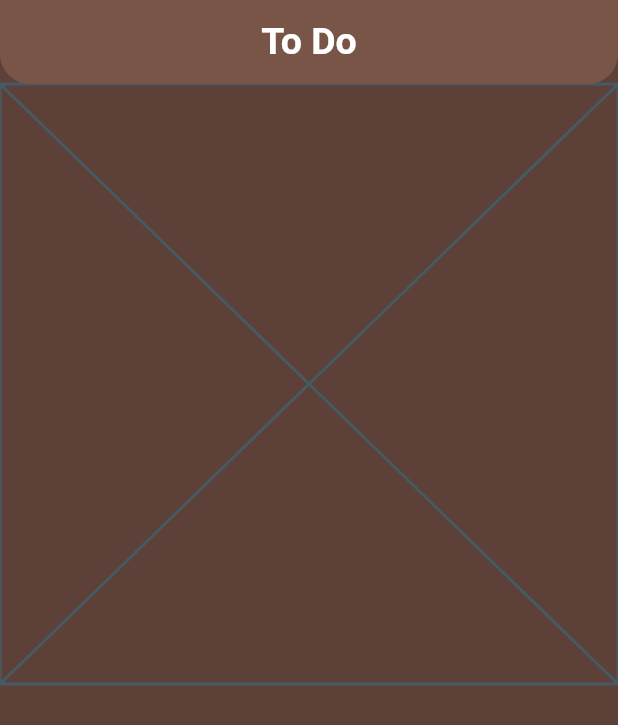
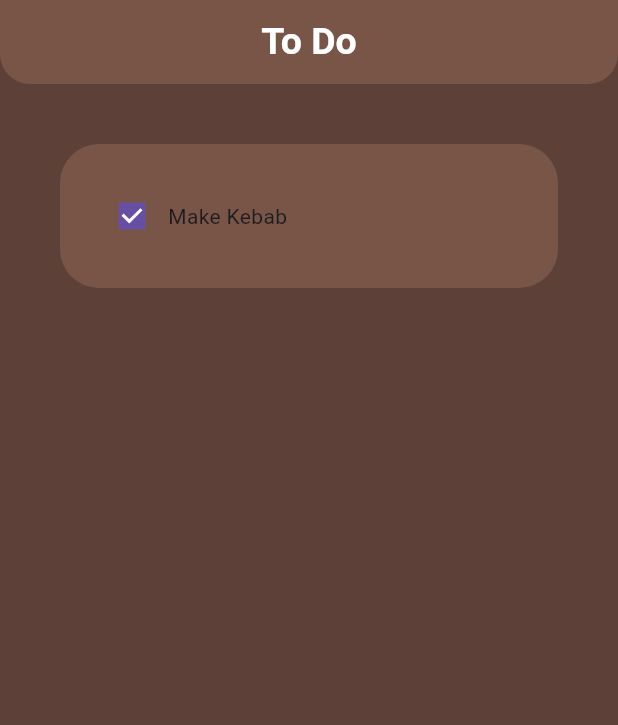
Before and after one commit to selimsshady0/todo, a Flutter app: the screen it shows after launch, on a phone screen of 412 x 824 dp. Shown: the top 725 px of the screen. Run offline on Flutter 3.47's test engine with Material 3 defaults, Android fonts, the phone set to English and light mode, and no system bars.

```diff
--- a/lib/utils/todo_tile.dart
+++ b/lib/utils/todo_tile.dart
@@ -5,6 +5,26 @@ class ToDoTile extends StatelessWidget {
 
   @override
   Widget build(BuildContext context) {
-    return const Placeholder();
+    return Padding(
+      padding: const EdgeInsets.all(40.0),
+      child: Container(
+        padding: const EdgeInsets.all(24),
+        decoration: BoxDecoration(
+          borderRadius: BorderRadius.circular(26),
+          color: Colors.brown,
+        ),
+        child: Row(
+          children: [
+            // checkbox
+            Checkbox(
+              value: true,
+              onChanged: (value) {},
+            ),
+            // task name
+            const Text('Make Kebab'),
+          ],
+        ),
+      ),
+    );
   }
 }
```
